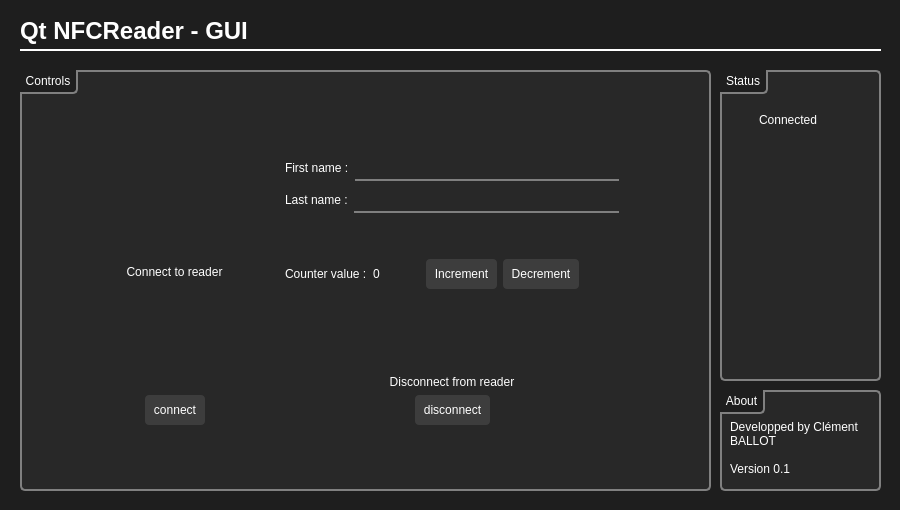
clementballot38/QtNFCReaderGUI, file QtNFCReaderGUI/QtNFCReaderGUI/QtNFCReaderGUI.ui: the form before one commit.
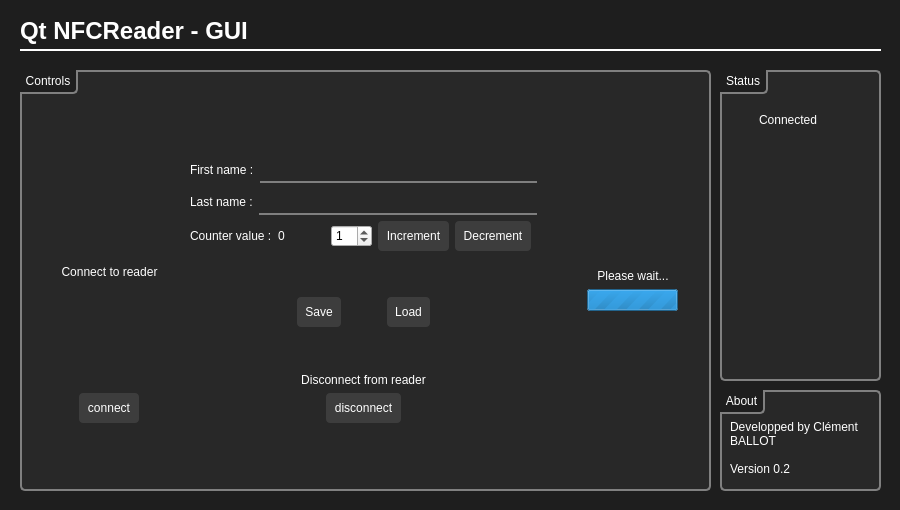
The form after the commit.

The edit to the form file:
```diff
--- a/QtNFCReaderGUI/QtNFCReaderGUI/QtNFCReaderGUI.ui
+++ b/QtNFCReaderGUI/QtNFCReaderGUI/QtNFCReaderGUI.ui
@@ -538,7 +538,7 @@
       <rect>
        <x>10</x>
        <y>30</y>
-       <width>651</width>
+       <width>698</width>
        <height>381</height>
       </rect>
      </property>
@@ -676,22 +676,6 @@
              </item>
             </layout>
            </item>
-           <item>
-            <spacer name="verticalSpacer_4">
-             <property name="orientation">
-              <enum>Qt::Vertical</enum>
-             </property>
-             <property name="sizeType">
-              <enum>QSizePolicy::Fixed</enum>
-             </property>
-             <property name="sizeHint" stdset="0">
-              <size>
-               <width>20</width>
-               <height>40</height>
-              </size>
-             </property>
-            </spacer>
-           </item>
            <item>
             <layout class="QHBoxLayout" name="horizontalLayout_5">
              <item>
@@ -724,6 +708,13 @@
                </property>
               </spacer>
              </item>
+             <item>
+              <widget class="QSpinBox" name="step_value">
+               <property name="value">
+                <number>1</number>
+               </property>
+              </widget>
+             </item>
              <item>
               <widget class="QPushButton" name="increment">
                <property name="text">
@@ -753,6 +744,82 @@
              </item>
             </layout>
            </item>
+           <item>
+            <spacer name="verticalSpacer_5">
+             <property name="orientation">
+              <enum>Qt::Vertical</enum>
+             </property>
+             <property name="sizeType">
+              <enum>QSizePolicy::Fixed</enum>
+             </property>
+             <property name="sizeHint" stdset="0">
+              <size>
+               <width>20</width>
+               <height>40</height>
+              </size>
+             </property>
+            </spacer>
+           </item>
+           <item>
+            <layout class="QHBoxLayout" name="horizontalLayout_3">
+             <item>
+              <spacer name="horizontalSpacer_9">
+               <property name="orientation">
+                <enum>Qt::Horizontal</enum>
+               </property>
+               <property name="sizeHint" stdset="0">
+                <size>
+                 <width>40</width>
+                 <height>20</height>
+                </size>
+               </property>
+              </spacer>
+             </item>
+             <item>
+              <widget class="QPushButton" name="save">
+               <property name="text">
+                <string>Save</string>
+               </property>
+              </widget>
+             </item>
+             <item>
+              <spacer name="horizontalSpacer_11">
+               <property name="orientation">
+                <enum>Qt::Horizontal</enum>
+               </property>
+               <property name="sizeType">
+                <enum>QSizePolicy::Fixed</enum>
+               </property>
+               <property name="sizeHint" stdset="0">
+                <size>
+                 <width>40</width>
+                 <height>20</height>
+                </size>
+               </property>
+              </spacer>
+             </item>
+             <item>
+              <widget class="QPushButton" name="load">
+               <property name="text">
+                <string>Load</string>
+               </property>
+              </widget>
+             </item>
+             <item>
+              <spacer name="horizontalSpacer_10">
+               <property name="orientation">
+                <enum>Qt::Horizontal</enum>
+               </property>
+               <property name="sizeHint" stdset="0">
+                <size>
+                 <width>40</width>
+                 <height>20</height>
+                </size>
+               </property>
+              </spacer>
+             </item>
+            </layout>
+           </item>
            <item>
             <spacer name="verticalSpacer_3">
              <property name="orientation">
@@ -764,7 +831,7 @@
              <property name="sizeHint" stdset="0">
               <size>
                <width>20</width>
-               <height>80</height>
+               <height>40</height>
               </size>
              </property>
             </spacer>
@@ -828,6 +895,97 @@
           </layout>
          </widget>
         </item>
+        <item>
+         <widget class="QWidget" name="loading_layout" native="true">
+          <layout class="QVBoxLayout" name="verticalLayout">
+           <item>
+            <spacer name="verticalSpacer_4">
+             <property name="orientation">
+              <enum>Qt::Vertical</enum>
+             </property>
+             <property name="sizeHint" stdset="0">
+              <size>
+               <width>20</width>
+               <height>40</height>
+              </size>
+             </property>
+            </spacer>
+           </item>
+           <item>
+            <widget class="QLabel" name="label_8">
+             <property name="text">
+              <string>Please wait...</string>
+             </property>
+             <property name="alignment">
+              <set>Qt::AlignCenter</set>
+             </property>
+            </widget>
+           </item>
+           <item>
+            <layout class="QHBoxLayout" name="horizontalLayout_4">
+             <item>
+              <spacer name="horizontalSpacer_12">
+               <property name="orientation">
+                <enum>Qt::Horizontal</enum>
+               </property>
+               <property name="sizeHint" stdset="0">
+                <size>
+                 <width>40</width>
+                 <height>20</height>
+                </size>
+               </property>
+              </spacer>
+             </item>
+             <item>
+              <widget class="QProgressBar" name="progress_indicator">
+               <property name="styleSheet">
+                <string notr="true"/>
+               </property>
+               <property name="maximum">
+                <number>0</number>
+               </property>
+               <property name="value">
+                <number>0</number>
+               </property>
+               <property name="textVisible">
+                <bool>false</bool>
+               </property>
+               <property name="invertedAppearance">
+                <bool>false</bool>
+               </property>
+              </widget>
+             </item>
+             <item>
+              <spacer name="horizontalSpacer_13">
+               <property name="orientation">
+                <enum>Qt::Horizontal</enum>
+               </property>
+               <property name="sizeHint" stdset="0">
+                <size>
+                 <width>40</width>
+                 <height>20</height>
+                </size>
+               </property>
+              </spacer>
+             </item>
+            </layout>
+           </item>
+           <item>
+            <spacer name="verticalSpacer_6">
+             <property name="orientation">
+              <enum>Qt::Vertical</enum>
+             </property>
+             <property name="sizeHint" stdset="0">
+              <size>
+               <width>20</width>
+               <height>40</height>
+              </size>
+             </property>
+            </spacer>
+           </item>
+          </layout>
+         </widget>
+        </item>
         <item>
          <spacer name="horizontalSpacer">
           <property name="orientation">
@@ -937,7 +1095,7 @@
      <property name="text">
       <string>Developped by Clément BALLOT
 
-Version 0.1</string>
+Version 0.2</string>
      </property>
      <property name="scaledContents">
       <bool>false</bool>
```
